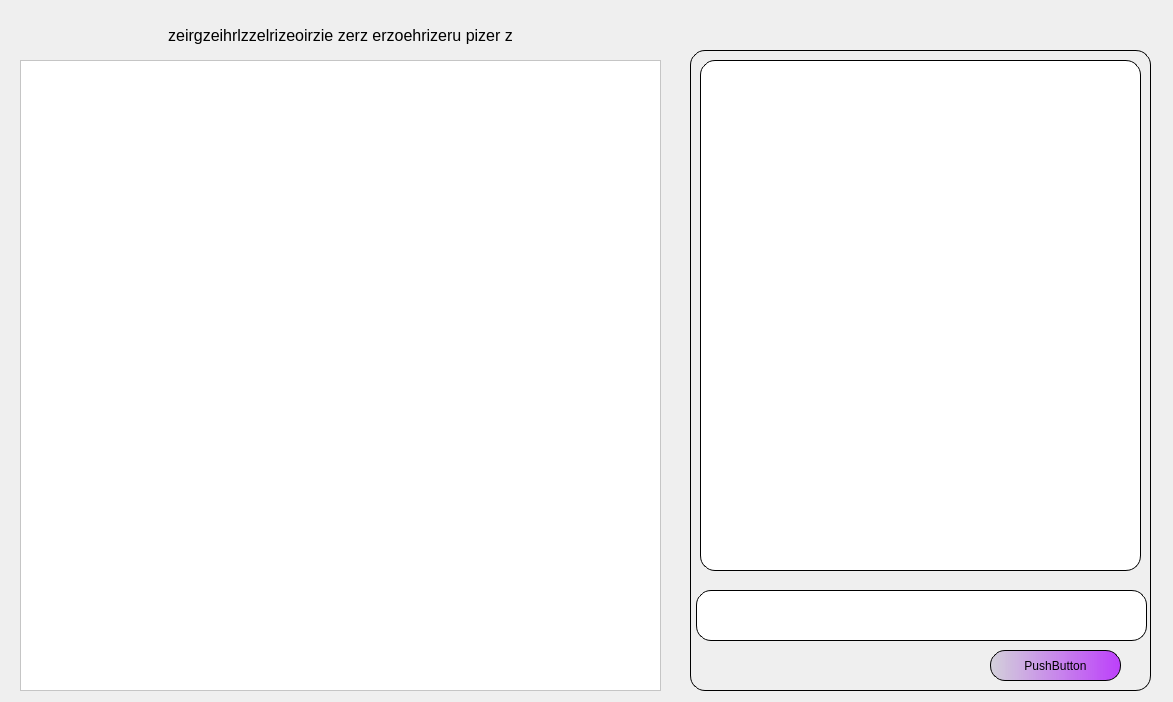
Old version of the form Client/client.ui in the repository CATCorporation/c-plus-plus.
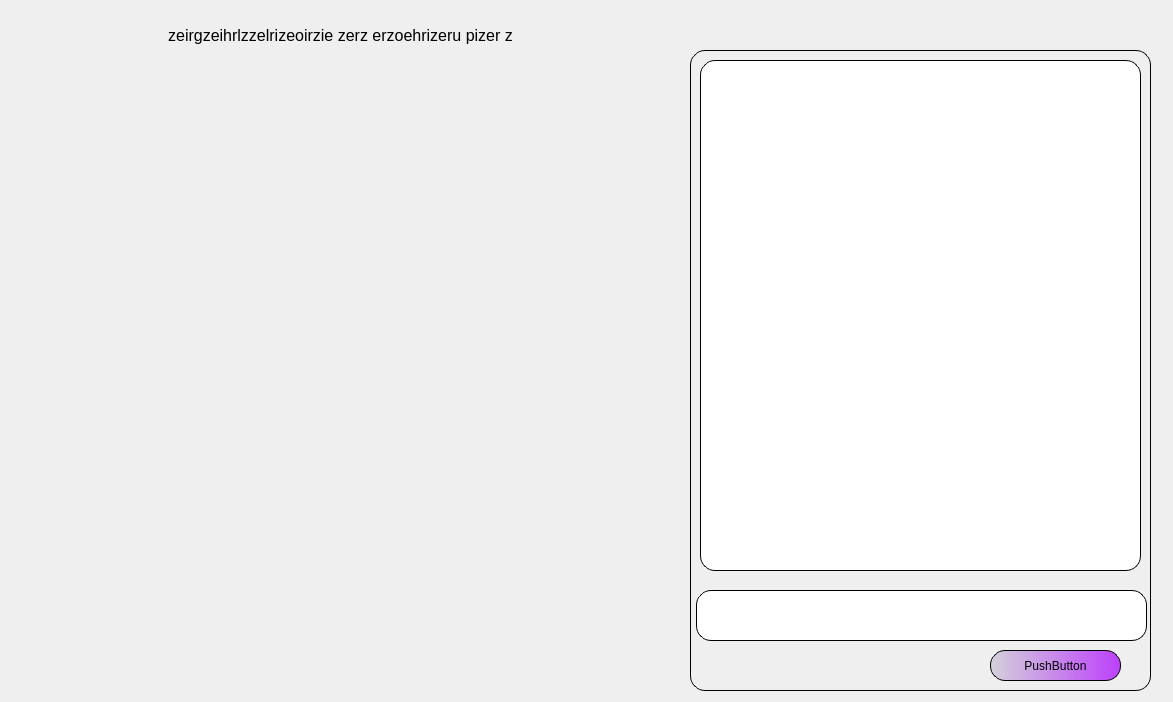
New version of the form. Icons and pictures are not drawn.

Diff of the .ui file:
```diff
--- a/Client/client.ui
+++ b/Client/client.ui
@@ -114,7 +114,8 @@
      </rect>
     </property>
     <property name="styleSheet">
-     <string notr="true">background:white;</string>
+     <string notr="true">background:transparent;
+border:none;</string>
     </property>
    </widget>
    <widget class="QLabel" name="label">
```
Left out of the diff: 19 changed lines with no effect on the pictures.
